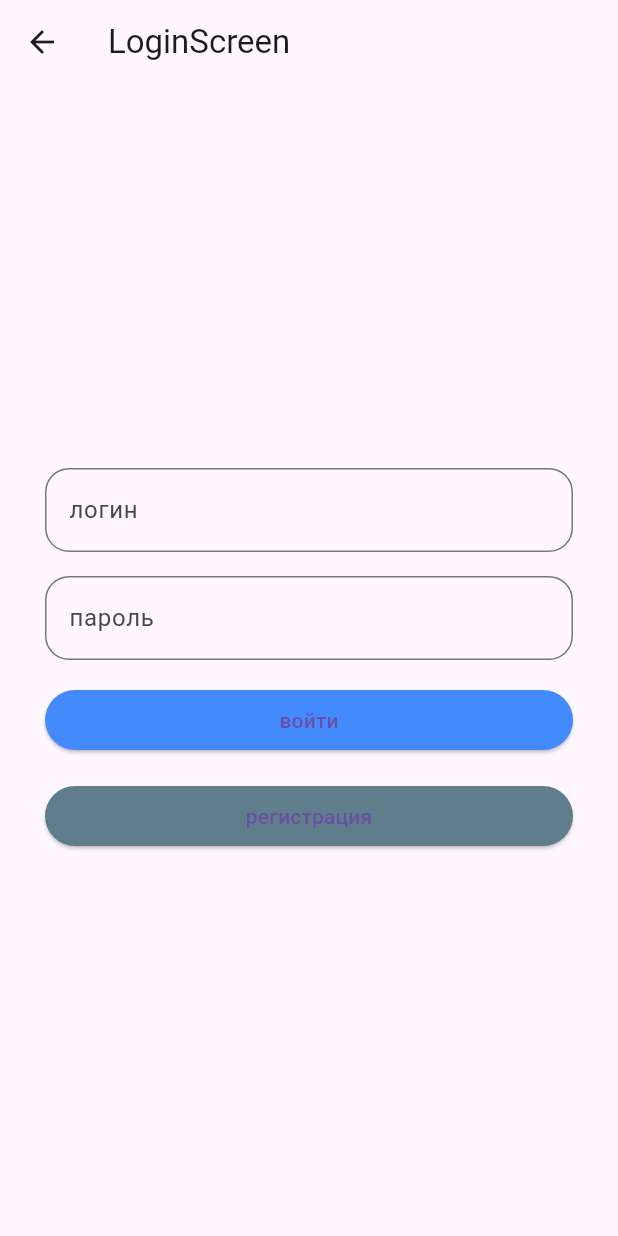
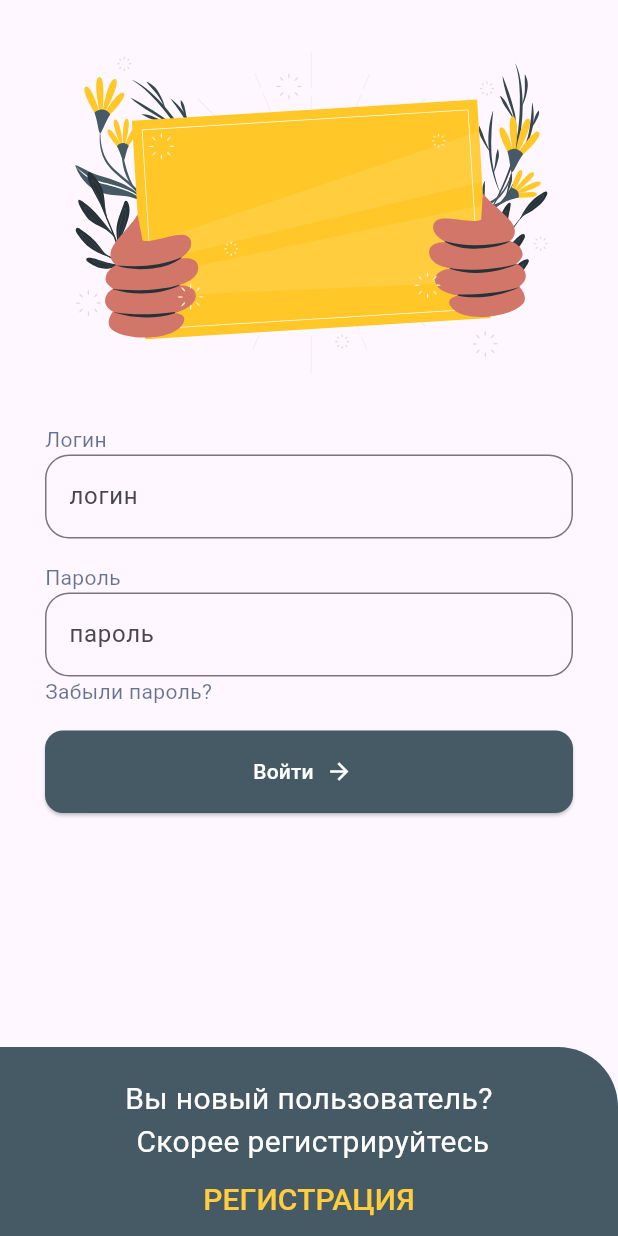
Before and after one commit to Asliddin009/hantaton, a Flutter app: the LoginScreen screen opened directly, on a phone screen of 412 x 824 dp. Run offline on Flutter 3.47's test engine with Material 2 defaults, Android fonts, the light colour scheme and no system bars; our stand-ins replace animated_bottom_navigation_bar, awesome_notifications, dio, flutter_bloc, flutter_map, flutter_svg and 9 more; network calls fail.

Commit message:
login_screen

```diff
--- a/lib/feature/auth/ui/login_screen.dart
+++ b/lib/feature/auth/ui/login_screen.dart
@@ -1,3 +1,4 @@
+import 'package:flutter_svg/flutter_svg.dart';
 import 'package:hantaton_app/app/di/init_di.dart';
 import 'package:hantaton_app/feature/auth/domain/auth_state/auth_cubit.dart';
 import 'package:hantaton_app/feature/auth/ui/register_screen.dart';
@@ -18,45 +19,108 @@ class LoginScreen extends StatelessWidget {
   @override
   Widget build(BuildContext context) {
     return Scaffold(
-      appBar: AppBar(title: const Text("LoginScreen")),
-      body: Form(
+      body: Column(
+        mainAxisAlignment: MainAxisAlignment.spaceBetween,
+        children: [
+          Form(
             key: formKey,
             child: Center(
               child: Padding(
                 padding: const EdgeInsets.only(left: 30, right: 30),
                 child: Column(
+                  crossAxisAlignment: CrossAxisAlignment.start,
                   mainAxisSize: MainAxisSize.min,
                   children: [
+                    SvgPicture.asset('assets/authorization.svg'),
+                    const Text(
+                        "Логин",
+                      style: TextStyle(
+                        fontSize: 14,
+                        color: Color.fromRGBO(1, 25, 71, 0.60)
+                      ),
+                    ),
                     AppTextField(controller: controllerLogin, labelText: "логин"),
                     const SizedBox(height: 16),
+                    const Text(
+                      "Пароль",
+                      style: TextStyle(
+                          fontSize: 14,
+                          color: Color.fromRGBO(1, 25, 71, 0.60)
+                      ),
+                    ),
                     AppTextField(
                       obscureText: true,
                       controller: controllerPassword,
                       labelText: "пароль",
                     ),
+                    const Text(
+                      "Забыли пароль?",
+                      style: TextStyle(
+                          fontSize: 14,
+                          color: Color.fromRGBO(1, 25, 71, 0.60)
+                      ),
+                    ),
                     const SizedBox(height: 16),
-                AppTextButton(
+                    Container(
+                      height: 55,
+                      width: MediaQuery.of(context).size.width,
+                      child: ElevatedButton.icon(
+                        icon: const Text("Войти"),
+                        style: ElevatedButton.styleFrom(
+                          shape: RoundedRectangleBorder(
+                            borderRadius: BorderRadius.circular(12),
+                          ),
+                          backgroundColor: const Color.fromRGBO(69,90,100, 1),
+                          foregroundColor: Colors.white,
+                        ),
                           onPressed: () {
                             if (formKey.currentState?.validate() == true) {
                               _onTapToSignIn(context.read<AuthCubit>());
                             }
                           },
-                  text: "войти",
+                          label: const Icon(Icons.arrow_forward),
+                      ),
                     ),
                     const SizedBox(height: 16),
-                AppTextButton(
-                  backgroundColor: Colors.blueGrey,
-                  onPressed: () {
-                    Navigator.of(context).push(MaterialPageRoute(
-                        builder: (context) => RegisterScreen()));
-                  },
-                  text: "регистрация",
-                ),
                   ],
                 ),
               ),
             ),
           ),
+          Container(
+            padding: EdgeInsets.only(top: 20),
+            decoration: BoxDecoration(
+                color: Color.fromRGBO(69,90,100, 1),
+                borderRadius: BorderRadius.only(topRight:  Radius.circular(40))
+            ),
+            width: double.infinity,
+            child: Column(
+              children: [
+                Text(
+                    "Вы новый пользователь? \n Скорее регистрируйтесь",
+                  style: TextStyle(
+                    fontSize: 20,
+                    color: Colors.white
+                  ),
+                  textAlign: TextAlign.center,
+                ),
+                TextButton(
+                    onPressed: () {
+                      Navigator.push(context, MaterialPageRoute(builder: (context)=>RegisterScreen()));
+                    },
+                    child: Text(
+                      "РЕГИСТРАЦИЯ",
+                      style: TextStyle(
+                        fontSize: 20,
+                        color: Color.fromRGBO(255,205,61, 1)
+                      ),
+                    )
+                )
+              ],
+            ),
+          )
+        ],
+      )
     );
   }
 
--- a/lib/feature/auth/ui/register_screen.dart
+++ b/lib/feature/auth/ui/register_screen.dart
@@ -9,7 +9,9 @@ class RegisterScreen extends StatelessWidget {
   RegisterScreen({Key? key}) : super(key: key);
 
   final controllerLogin = TextEditingController();
-  final controllerEmail = TextEditingController();
+  final controllerName = TextEditingController();
+  final controllerSurname = TextEditingController();
+  final controllerDescription = TextEditingController();
   final controllerPassword = TextEditingController();
   final controllerPassword2 = TextEditingController();
   final GlobalKey<FormState> formKey = GlobalKey();
@@ -17,7 +19,6 @@ class RegisterScreen extends StatelessWidget {
   @override
   Widget build(BuildContext context) {
     return Scaffold(
-      appBar: AppBar(title: const Text("RegisterScreen")),
       body: Form(
         key: formKey,
         child: Center(
@@ -26,20 +27,30 @@ class RegisterScreen extends StatelessWidget {
             child: Column(
               mainAxisSize: MainAxisSize.min,
               children: [
-                AppTextField(controller: controllerLogin, labelText: "логин"),
+                AppTextField(controller: controllerName, labelText: "имя"),
                 const SizedBox(height: 16),
-                AppTextField(controller: controllerEmail, labelText: "email"),
+                AppTextField(controller: controllerSurname, labelText: "фамилия"),
                 const SizedBox(height: 16),
+                AppTextField(
+                  obscureText: true,
+                  controller: controllerDescription,
+                  labelText: "описание",
+                ),
+                const SizedBox(height: 16),
+                AppTextField(
+                  obscureText: true,
+                  controller: controllerLogin,
+                  labelText: "логин",
+                ),
                 AppTextField(
                   obscureText: true,
                   controller: controllerPassword,
                   labelText: "пароль",
                 ),
-                const SizedBox(height: 16),
                 AppTextField(
                   obscureText: true,
                   controller: controllerPassword2,
-                  labelText: "повторите пароль",
+                  labelText: "подтвердите пароль",
                 ),
                 const SizedBox(height: 16),
                 AppTextButton(
--- a/lib/feature/auth/ui/user_screen.dart
+++ b/lib/feature/auth/ui/user_screen.dart
@@ -22,7 +22,7 @@ class UserScreen extends StatelessWidget {
       final userEntity = state.whenOrNull(
         authorized: (userEntity) => userEntity,
       );
-      /*if(userEntity==null||userEntity.email.isEmpty){
+      if(userEntity==null||userEntity.email.isEmpty){
         return Scaffold(
           body: Center(child: Column(
             mainAxisAlignment: MainAxisAlignment.center,
@@ -33,9 +33,8 @@ class UserScreen extends StatelessWidget {
             }, text: "Авторизоваться")
           ],),),
         );
-      }*/
+      }
       return Scaffold(
-
         body: SingleChildScrollView(
           child: Column(
             children: [
```
Also changed, not shown: assets/authorization.svg (added), assets/bottom_reg.svg (added). Lines whose indentation alone changed are shown as unchanged.
